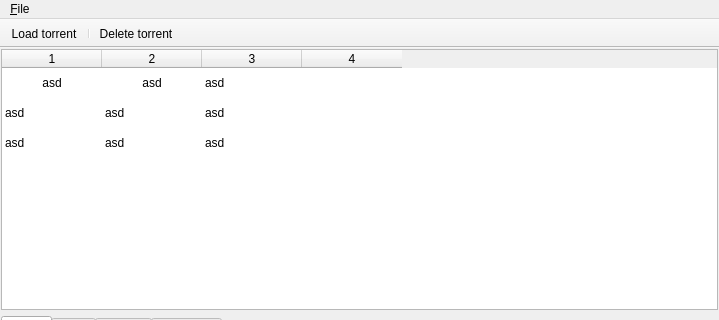
aldairlfp/DTorrent, file client/ui_designs/main_page.ui: the form before one commit; both pictures show x 0 to 719 and y 0 to 320 of the 719 by 600 pixel window.
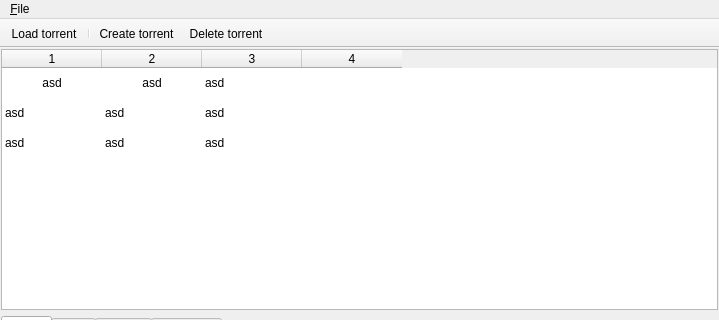
The form after the commit. Icons and pictures are not drawn.

Diff of the .ui file:
```diff
--- a/client/ui_designs/main_page.ui
+++ b/client/ui_designs/main_page.ui
@@ -216,6 +216,7 @@
    </attribute>
    <addaction name="actionLoad_torrent"/>
    <addaction name="separator"/>
+   <addaction name="actionCreate_torrent"/>
    <addaction name="action_Delete_torrent"/>
   </widget>
   <action name="actionLoad_torrent">
@@ -247,6 +248,11 @@
     <string>Del</string>
    </property>
   </action>
+  <action name="actionCreate_torrent">
+   <property name="text">
+    <string>Create torrent...</string>
+   </property>
+  </action>
  </widget>
  <resources>
   <include location="resources.qrc"/>
```
Left out of the diff: 1 changed line with no effect on the pictures.
